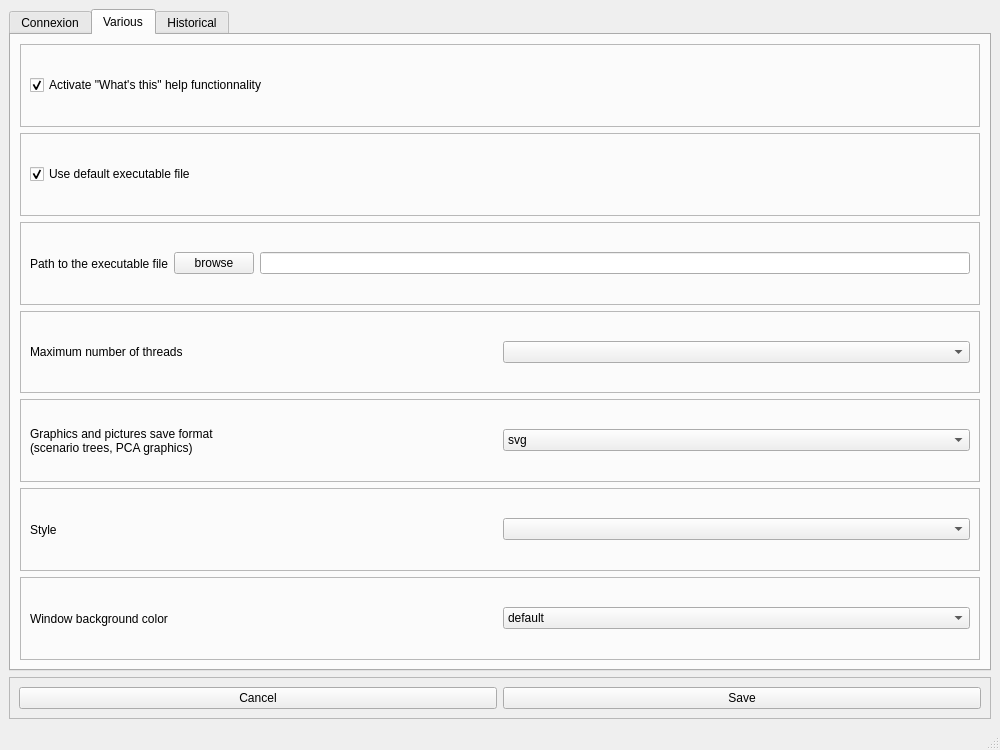
Before: the Qt Designer form python_interface/uis/preferences.ui in cbgp/diyabc, drawn with Qt 5.
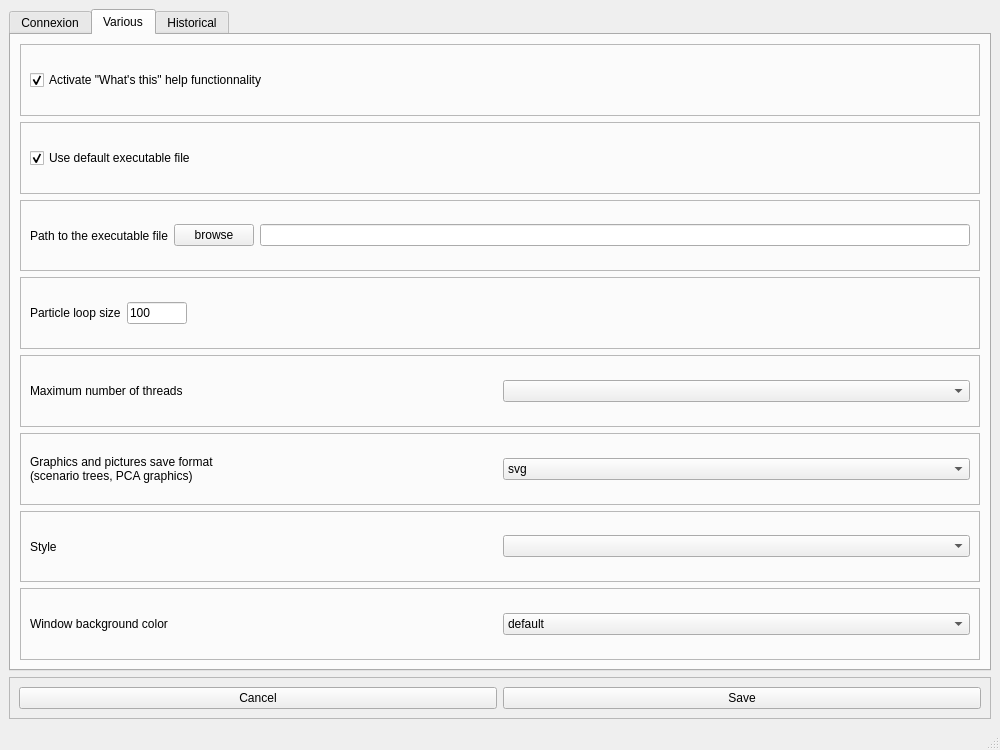
After: the same form once the commit is applied.

Commit message: ajout du grain de calcul dans preferences et reftableThread

What changed in the file:
```diff
--- a/python_interface/uis/preferences.ui
+++ b/python_interface/uis/preferences.ui
@@ -199,6 +199,57 @@
           </layout>
          </widget>
         </item>
+        <item>
+         <widget class="QFrame" name="frame_8">
+          <property name="frameShape">
+           <enum>QFrame::StyledPanel</enum>
+          </property>
+          <property name="frameShadow">
+           <enum>QFrame::Raised</enum>
+          </property>
+          <layout class="QHBoxLayout" name="horizontalLayout_8">
+           <item>
+            <widget class="QLabel" name="label_8">
+             <property name="text">
+              <string>Particle loop size</string>
+             </property>
+            </widget>
+           </item>
+           <item>
+            <widget class="QLineEdit" name="particleLoopSizeEdit">
+             <property name="minimumSize">
+              <size>
+               <width>60</width>
+               <height>0</height>
+              </size>
+             </property>
+             <property name="maximumSize">
+              <size>
+               <width>60</width>
+               <height>16777215</height>
+              </size>
+             </property>
+             <property name="text">
+              <string>100</string>
+             </property>
+            </widget>
+           </item>
+           <item>
+            <spacer name="horizontalSpacer_16">
+             <property name="orientation">
+              <enum>Qt::Horizontal</enum>
+             </property>
+             <property name="sizeHint" stdset="0">
+              <size>
+               <width>40</width>
+               <height>20</height>
+              </size>
+             </property>
+            </spacer>
+           </item>
+          </layout>
+         </widget>
+        </item>
         <item>
          <widget class="QFrame" name="frame_6">
           <property name="frameShape">
```
The commit also changes 4 other files.
